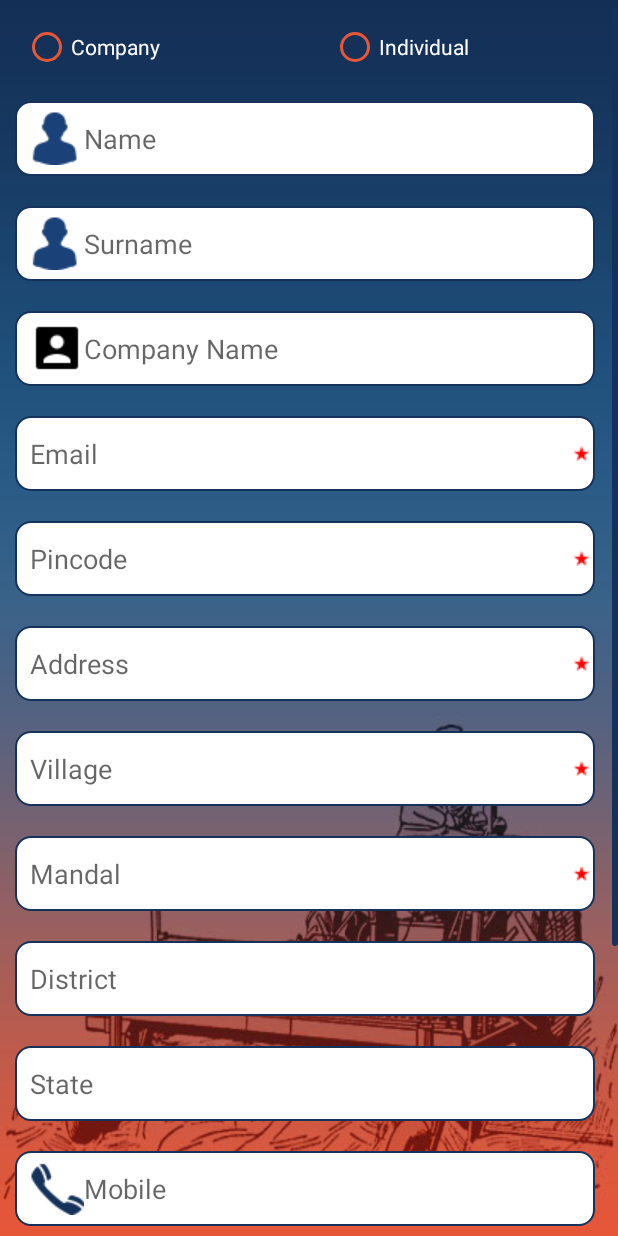
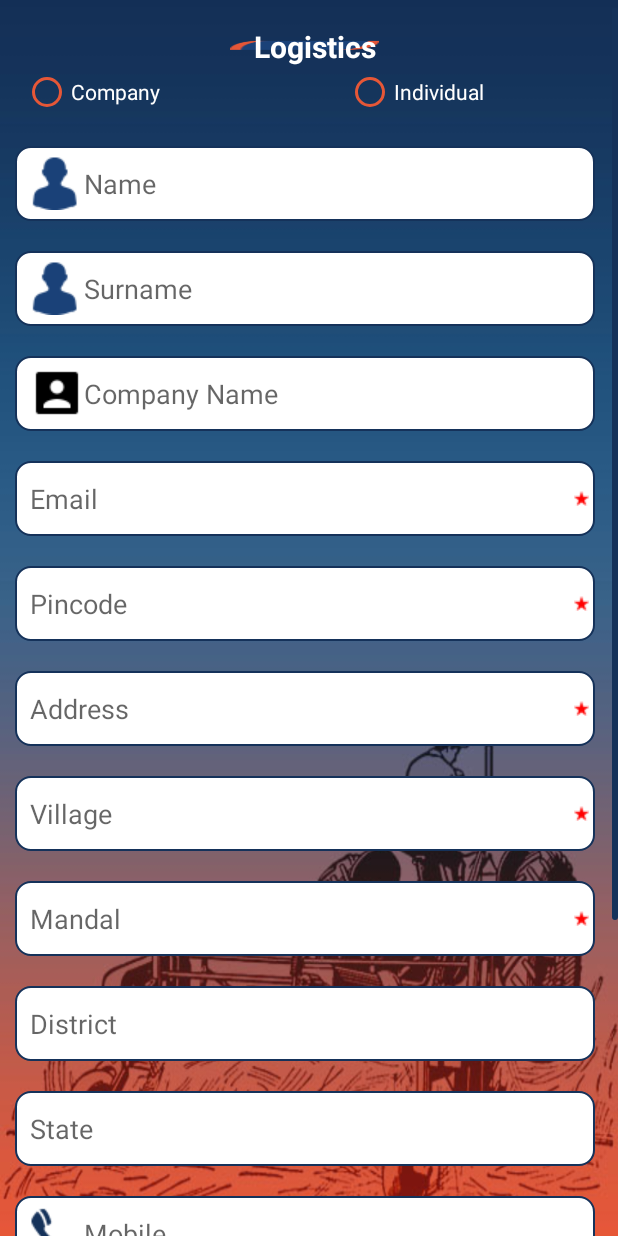
Before and after one commit to kotaiahandraju/agmarksmobileapp, an Android app: the layout activity_logistics.xml on its own in the app's theme, with its tools: preview values and no code run, on a phone screen of 412 x 824 dp. Run offline under Robolectric (Android 15) with nearby library versions, the phone set to English and light mode, and no system bars; network calls fail.

Commit message:
Postings

```diff
--- a/app/src/main/java/agmark/com/agmarks/Config.java
+++ b/app/src/main/java/agmark/com/agmarks/Config.java
@@ -6,7 +6,7 @@ package agmark.com.agmarks;
 
 public class Config {
     public String get_url(){
-    //return "http://13.232.65.248:8080/agmarks/rest/";
+  // return "http://13.232.65.248:8080/agmarks/rest/";
      return "http://192.168.0.126:8080/NBD/rest/";
     }
 }
--- a/app/src/main/java/agmark/com/agmarks/FarmerDashboard.java
+++ b/app/src/main/java/agmark/com/agmarks/FarmerDashboard.java
@@ -113,7 +113,7 @@ public class FarmerDashboard extends AppCompatActivity
         } else {
             super.onBackPressed();
         }
-        Intent intent = new Intent(FarmerDashboard.this, DashboardActivity.class);
+       Intent intent = new Intent(FarmerDashboard.this, DashboardActivity.class);
         startActivity(intent);
     }
 
--- a/app/src/main/res/layout/activity_logistics.xml
+++ b/app/src/main/res/layout/activity_logistics.xml
@@ -26,6 +26,17 @@
             android:layout_marginRight="5dp"
             android:layout_marginTop="10dp"
             android:orientation="vertical">
+            <TextView
+                android:layout_width="wrap_content"
+                android:layout_height="30dp"
+                android:layout_gravity="center"
+                android:textStyle="bold"
+                android:textSize="20sp"
+                android:text="   Logistics"
+                android:padding="2dp"
+                android:textColor="@color/white"
+                android:background="@drawable/imge"/>
+
 
             <RadioGroup
                 android:id="@+id/radioGroup"
@@ -52,7 +63,7 @@
                     android:layout_height="wrap_content"
                     android:layout_alignLeft="@+id/radioGroup1"
                     android:layout_below="@+id/radioGroup1"
-                    android:layout_marginLeft="20dp"
+                    android:layout_marginLeft="40dp"
                     android:text="Individual"
                     android:layout_weight=".5"
                     android:textColor="@color/white"
--- a/app/src/main/res/layout/fragment_historyf.xml
+++ b/app/src/main/res/layout/fragment_historyf.xml
@@ -111,7 +111,7 @@
                 android:layout_gravity="right"
                 android:layout_marginTop="5dp"
                 android:textColor="@color/white"
-                android:layout_marginLeft="20dp"
+                android:layout_marginLeft="10dp"
                 android:hint="Search.."
                 />
         </LinearLayout>
@@ -159,7 +159,7 @@
                 android:layout_gravity="right"
                 android:layout_marginTop="5dp"
                 android:textColor="@color/white"
-                android:layout_marginLeft="140dp"
+                android:layout_marginLeft="150dp"
                 android:hint="Search.."
                 />
         </LinearLayout>
--- a/app/src/main/res/layout/fragment_postingsf.xml
+++ b/app/src/main/res/layout/fragment_postingsf.xml
@@ -116,7 +116,7 @@
                 android:layout_gravity="right"
                 android:layout_marginTop="5dp"
                 android:textColor="@color/white"
-                android:layout_marginLeft="20dp"
+                android:layout_marginLeft="10dp"
                 android:hint="Search.."
                 />
             </LinearLayout>
@@ -163,7 +163,7 @@
                 android:layout_gravity="right"
                 android:layout_marginTop="5dp"
                 android:textColor="@color/white"
-                android:layout_marginLeft="140dp"
+                android:layout_marginLeft="150dp"
                 android:hint="Search.."
                 />
         </LinearLayout>
```
Also changed, not shown: app/src/main/java/agmark/com/agmarks/LoginPageActivity.java (+5 -5 lines), app/src/main/java/agmark/com/agmarks/ProfileFragmentF.java (+19 -6 lines), app/src/main/res/layout/activity_trader.xml (+11 -1 lines), app/src/main/res/layout/activity_vendor.xml (+12 -1 lines), app/src/main/res/layout/activity_warehouse.xml (+12 -1 lines).
